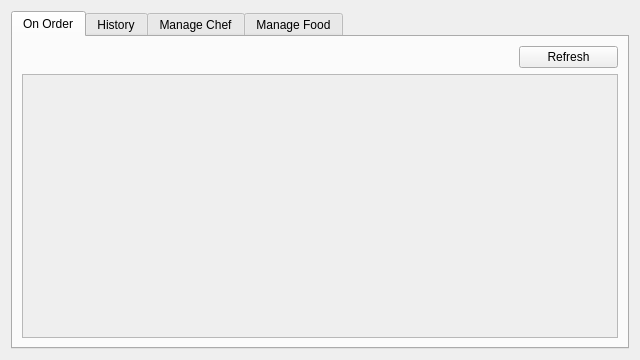
Before: the Qt Designer form frontend/manager_wid.ui in therealrahulsahu/se_project, drawn with Qt 5.
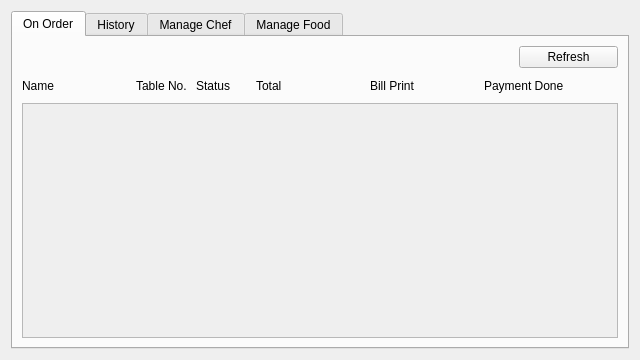
After: the same form once the commit is applied.

Commit message: Manager On order complete without print btn

The edit to the form file:
```diff
--- a/frontend/manager_wid.ui
+++ b/frontend/manager_wid.ui
@@ -26,7 +26,7 @@
       <attribute name="title">
        <string>On Order</string>
       </attribute>
-      <layout class="QVBoxLayout" name="verticalLayout_2" stretch="4,30">
+      <layout class="QVBoxLayout" name="verticalLayout_2" stretch="3,3,30">
        <item>
         <layout class="QHBoxLayout" name="horizontalLayout" stretch="25,5">
          <item>
@@ -51,6 +51,91 @@
          </item>
         </layout>
        </item>
+       <item>
+        <layout class="QHBoxLayout" name="horizontalLayout_24" stretch="2,1,1,1,1,1,1,1,1">
+         <item>
+          <widget class="QLabel" name="lb_name">
+           <property name="text">
+            <string>Name</string>
+           </property>
+          </widget>
+         </item>
+         <item>
+          <widget class="QLabel" name="lb_table_no">
+           <property name="text">
+            <string>Table No.</string>
+           </property>
+          </widget>
+         </item>
+         <item>
+          <widget class="QLabel" name="lb_status">
+           <property name="text">
+            <string>Status</string>
+           </property>
+          </widget>
+         </item>
+         <item>
+          <widget class="QLabel" name="lb_total">
+           <property name="text">
+            <string>Total</string>
+           </property>
+          </widget>
+         </item>
+         <item>
+          <spacer name="horizontalSpacer_61">
+           <property name="orientation">
+            <enum>Qt::Horizontal</enum>
+           </property>
+           <property name="sizeHint" stdset="0">
+            <size>
+             <width>40</width>
+             <height>20</height>
+            </size>
+           </property>
+          </spacer>
+         </item>
+         <item>
+          <widget class="QLabel" name="label_17">
+           <property name="text">
+            <string>Bill Print</string>
+           </property>
+          </widget>
+         </item>
+         <item>
+          <spacer name="horizontalSpacer_62">
+           <property name="orientation">
+            <enum>Qt::Horizontal</enum>
+           </property>
+           <property name="sizeHint" stdset="0">
+            <size>
+             <width>40</width>
+             <height>20</height>
+            </size>
+           </property>
+          </spacer>
+         </item>
+         <item>
+          <widget class="QLabel" name="label_18">
+           <property name="text">
+            <string>Payment Done</string>
+           </property>
+          </widget>
+         </item>
+         <item>
+          <spacer name="horizontalSpacer_63">
+           <property name="orientation">
+            <enum>Qt::Horizontal</enum>
+           </property>
+           <property name="sizeHint" stdset="0">
+            <size>
+             <width>40</width>
+             <height>20</height>
+            </size>
+           </property>
+          </spacer>
+         </item>
+        </layout>
+       </item>
        <item>
         <widget class="QScrollArea" name="scrollArea">
          <property name="widgetResizable">
@@ -62,7 +147,7 @@
             <x>0</x>
             <y>0</y>
             <width>608</width>
-            <height>271</height>
+            <height>252</height>
            </rect>
           </property>
           <layout class="QVBoxLayout" name="scroll_on_order"/>
```
The commit also changes 9 other files.
